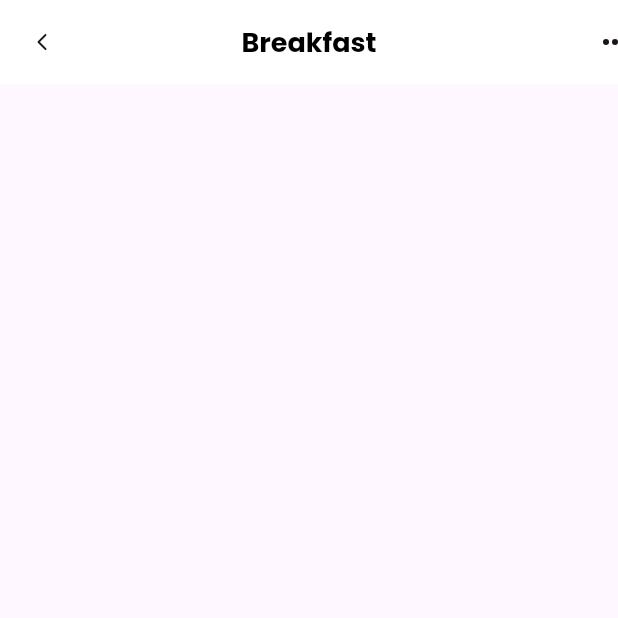
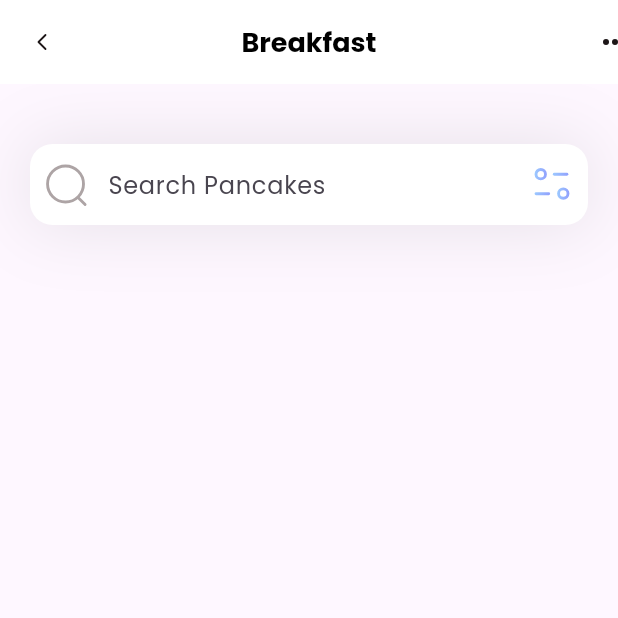
Before and after one commit to suhiaing/breakfast_menu, a Flutter app: the screen it shows after launch, on a phone screen of 412 x 824 dp, the top half of it. Run offline on Flutter 3.47's test engine with Material 3 defaults, Android fonts, the phone set to English and light mode, and no system bars; our stand-ins replace flutter_svg.

Commit message:
make some file change

```diff
--- a/lib/pages/homepage.dart
+++ b/lib/pages/homepage.dart
@@ -1,5 +1,7 @@
 import 'package:flutter/material.dart';
+import 'package:flutter_project/pages/my_text_field.dart';
 import 'package:flutter_svg/flutter_svg.dart';
+import 'package:flutter_project/pages/my_app_bar.dart';
 
 class HomePage extends StatelessWidget {
   const HomePage({super.key});
@@ -7,38 +9,22 @@ class HomePage extends StatelessWidget {
   @override
   Widget build(BuildContext context) {
     return Scaffold(
-      appBar: AppBar(
-        title: const Text(
-          "Breakfast",
-          style: TextStyle(
-              color: Colors.black, fontSize: 18, fontWeight: FontWeight.bold),
-        ),
-        backgroundColor: Colors.white,
-        centerTitle: true,
-        elevation: 0.0,
-        leading: GestureDetector(
-          onTap: () {},
-          child: Container(
-            alignment: Alignment.center,
-            decoration: BoxDecoration(
-              borderRadius: BorderRadius.circular(15),
-              color: Colors.white,
+      appBar: myAppBar(),
+      body: Column(
+        children: [
+          Center(
+            child: Container(
+              margin: const EdgeInsets.only(top: 40, left: 20, right: 20),
+              width: 1000,
+              decoration: BoxDecoration(boxShadow: [
+                BoxShadow(
+                    color: const Color(0xff101617).withOpacity(0.1),
+                    blurRadius: 40,
+                    spreadRadius: 0)
+              ]),
+              child: const MyTextField(),
             ),
-            child: SvgPicture.asset("images/Arrow - Left 2.svg"),
-          ),
-        ),
-        actions: [
-          GestureDetector(
-            onTap: () {},
-            child: Container(
-              alignment: Alignment.center,
-              decoration: BoxDecoration(
-                borderRadius: BorderRadius.circular(15),
-                color: Colors.white,
-              ),
-              child: SvgPicture.asset("images/dots.svg"),
-            ),
-          ),
+          )
         ],
       ),
     );
--- /dev/null
+++ b/lib/pages/my_app_bar.dart
@@ -0,0 +1,39 @@
+import 'package:flutter/material.dart';
+import 'package:flutter_svg/flutter_svg.dart';
+
+AppBar myAppBar() {
+  return AppBar(
+    title: const Text(
+      "Breakfast",
+      style: TextStyle(
+          color: Colors.black, fontSize: 18, fontWeight: FontWeight.bold),
+    ),
+    backgroundColor: Colors.white,
+    centerTitle: true,
+    elevation: 0.0,
+    leading: GestureDetector(
+      onTap: () {},
+      child: Container(
+        alignment: Alignment.center,
+        decoration: BoxDecoration(
+          borderRadius: BorderRadius.circular(15),
+          color: Colors.white,
+        ),
+        child: SvgPicture.asset("images/Arrow - Left 2.svg"),
+      ),
+    ),
+    actions: [
+      GestureDetector(
+        onTap: () {},
+        child: Container(
+          alignment: Alignment.center,
+          decoration: BoxDecoration(
+            borderRadius: BorderRadius.circular(15),
+            color: Colors.white,
+          ),
+          child: SvgPicture.asset("images/dots.svg"),
+        ),
+      ),
+    ],
+  );
+}
--- /dev/null
+++ b/lib/pages/my_text_field.dart
@@ -0,0 +1,32 @@
+import 'package:flutter/material.dart';
+import 'package:flutter_svg/flutter_svg.dart';
+
+class MyTextField extends StatelessWidget {
+  const MyTextField({super.key});
+
+  @override
+  Widget build(BuildContext context) {
+    return TextField(
+      decoration: InputDecoration(
+          filled: true,
+          fillColor: Colors.white,
+          contentPadding: const EdgeInsets.all(15),
+          prefixIcon: Padding(
+            padding: const EdgeInsets.all(8.0),
+            child: SvgPicture.asset("images/Search.svg"),
+          ),
+          suffixIcon: Padding(
+            padding: const EdgeInsets.all(8.0),
+            child: SvgPicture.asset("images/Filter.svg"),
+          ),
+          hintText: "Search Pancakes",
+          hintStyle: const TextStyle(
+            fontSize: 16,
+          ),
+          border: OutlineInputBorder(
+            borderRadius: BorderRadius.circular(15),
+            borderSide: BorderSide.none,
+          )),
+    );
+  }
+}
```
Also changed, not shown: lib/models/categories_models.dart (added, +39 -0 lines), lib/models/diet_model.dart (added, +44 -0 lines), lib/models/popular_model.dart (added, +40 -0 lines).
